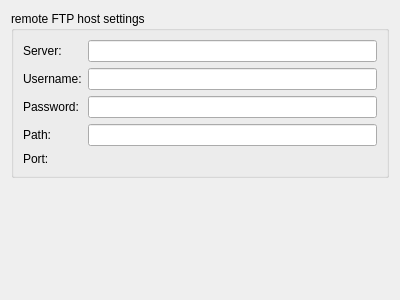
First picture: the form in src/sync/sync_ftp_settings.ui, repository KDE/rekonq, before the edit.
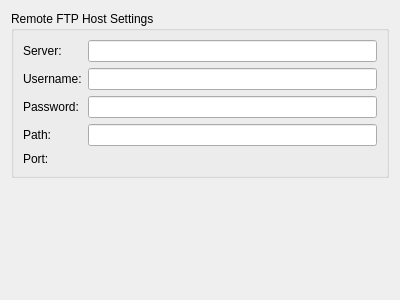
Second picture: the form after the edit. Custom widgets are drawn as their Qt base class.

Commit message: Fix inconsistent capitalization in sync configuration windows

Diff of the .ui file:
```diff
--- a/src/sync/sync_ftp_settings.ui
+++ b/src/sync/sync_ftp_settings.ui
@@ -14,7 +14,7 @@
    <item>
     <widget class="QGroupBox" name="ftpGroupBox">
      <property name="title">
-      <string>remote FTP host settings</string>
+      <string>Remote FTP Host Settings</string>
      </property>
      <layout class="QFormLayout" name="formLayout">
       <item row="0" column="0">
```
The commit also changes 4 other files.
